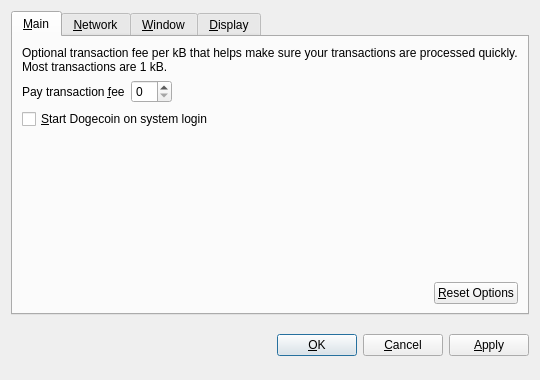
Before: the Qt Designer form src/qt/forms/optionsdialog.ui in sonountaleban/amigacoin, drawn with Qt 5.
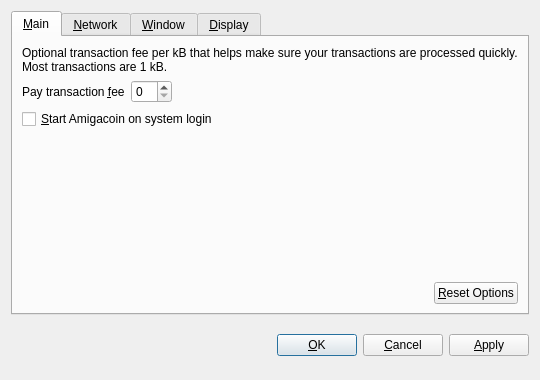
After: the same form once the commit is applied. Custom widgets are drawn as their Qt base class.

Patch:
```diff
--- a/src/qt/forms/optionsdialog.ui
+++ b/src/qt/forms/optionsdialog.ui
@@ -82,7 +82,7 @@
           <string>Automatically start Dogecoin after logging in to the system.</string>
          </property>
          <property name="text">
-          <string>&amp;Start Dogecoin on system login</string>
+          <string>&amp;Start Amigacoin on system login</string>
          </property>
         </widget>
        </item>
```
Left out of the diff: 10 changed lines with no effect on the pictures.
